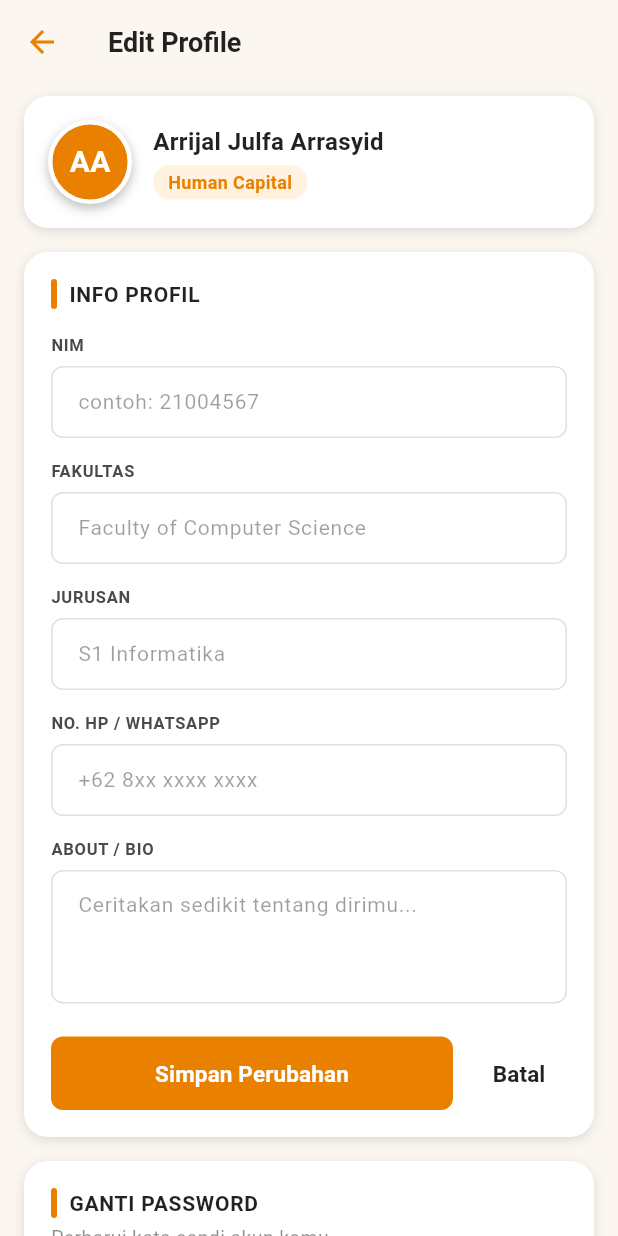
After one commit to Digital-Talent-Center/DTC-Mobile, a Flutter app: the ProfileEditScreen screen opened directly, on a phone screen of 412 x 824 dp. The commit adds this screen. Run offline on Flutter 3.47's test engine with Material 3 defaults, Android fonts, the phone set to English and light mode, and no system bars; our stand-ins replace file_picker.

Commit message:
Create Edit-Profile_screen page

```diff
--- /dev/null
+++ b/lib/screens/profile-edit.dart
@@ -0,0 +1,493 @@
+import 'package:flutter/material.dart';
+
+class ProfileEditScreen extends StatefulWidget {
+  const ProfileEditScreen({Key? key}) : super(key: key);
+
+  @override
+  State<ProfileEditScreen> createState() => _ProfileEditScreenState();
+}
+
+class _ProfileEditScreenState extends State<ProfileEditScreen> {
+  // Form 1 controllers
+  final TextEditingController _nimController = TextEditingController();
+  final TextEditingController _fakultasController = TextEditingController();
+  final TextEditingController _jurusanController = TextEditingController();
+  final TextEditingController _phoneController = TextEditingController();
+  final TextEditingController _bioController = TextEditingController();
+
+  // Form 2 controllers
+  final TextEditingController _oldPassController = TextEditingController();
+  final TextEditingController _newPassController = TextEditingController();
+  final TextEditingController _confirmPassController = TextEditingController();
+
+  // Password visibility state
+  bool _showOldPass = false;
+  bool _showNewPass = false;
+  bool _showConfirmPass = false;
+
+  // Dummy user data
+  final String _firstName = 'Arrijal Julfa';
+  final String _lastName = 'Arrasyid';
+  final String _status = 'Human Capital';
+
+  String get _initials {
+    final fi = _firstName.isNotEmpty ? _firstName[0] : '';
+    final li = _lastName.isNotEmpty ? _lastName[0] : '';
+    return '$fi$li'.toUpperCase();
+  }
+
+  @override
+  void dispose() {
+    _nimController.dispose();
+    _fakultasController.dispose();
+    _jurusanController.dispose();
+    _phoneController.dispose();
+    _bioController.dispose();
+    _oldPassController.dispose();
+    _newPassController.dispose();
+    _confirmPassController.dispose();
+    super.dispose();
+  }
+
+  void _showSnackBar(String message) {
+    ScaffoldMessenger.of(context).showSnackBar(
+      SnackBar(
+        content: Text(message),
+        backgroundColor: const Color(0xFFEA8000),
+        behavior: SnackBarBehavior.floating,
+        shape: RoundedRectangleBorder(borderRadius: BorderRadius.circular(8)),
+      ),
+    );
+  }
+
+  @override
+  Widget build(BuildContext context) {
+    return Scaffold(
+      backgroundColor: const Color(0xFFFBF6F0),
+      appBar: AppBar(
+        backgroundColor: const Color(0xFFFBF6F0),
+        elevation: 0,
+        leading: IconButton(
+          icon: const Icon(Icons.arrow_back, color: Color(0xFFEA8000)),
+          onPressed: () => Navigator.pop(context),
+        ),
+        title: const Text(
+          'Edit Profile',
+          style: TextStyle(
+            color: Colors.black87,
+            fontWeight: FontWeight.bold,
+            fontSize: 18,
+          ),
+        ),
+      ),
+      body: SingleChildScrollView(
+        child: Padding(
+          padding: const EdgeInsets.symmetric(horizontal: 16),
+          child: Column(
+            children: [
+              const SizedBox(height: 8),
+              _buildUserHeader(),
+              const SizedBox(height: 16),
+              _buildProfileForm(),
+              const SizedBox(height: 16),
+              _buildPasswordForm(),
+              const SizedBox(height: 24),
+            ],
+          ),
+        ),
+      ),
+    );
+  }
+
+  Widget _buildUserHeader() {
+    return Container(
+      width: double.infinity,
+      padding: const EdgeInsets.all(16),
+      decoration: BoxDecoration(
+        color: Colors.white,
+        borderRadius: BorderRadius.circular(16),
+        boxShadow: const [
+          BoxShadow(color: Colors.black12, blurRadius: 6, offset: Offset(0, 2)),
+        ],
+      ),
+      child: Row(
+        children: [
+          Container(
+            width: 56,
+            height: 56,
+            decoration: BoxDecoration(
+              shape: BoxShape.circle,
+              color: const Color(0xFFEA8000),
+              border: Border.all(color: Colors.white, width: 3),
+              boxShadow: const [
+                BoxShadow(color: Colors.black26, blurRadius: 6, offset: Offset(0, 3)),
+              ],
+            ),
+            child: Center(
+              child: Text(
+                _initials,
+                style: const TextStyle(
+                  color: Colors.white,
+                  fontWeight: FontWeight.bold,
+                  fontSize: 20,
+                ),
+              ),
+            ),
+          ),
+          const SizedBox(width: 14),
+          Column(
+            crossAxisAlignment: CrossAxisAlignment.start,
+            children: [
+              Text(
+                '$_firstName $_lastName',
+                style: const TextStyle(
+                  fontWeight: FontWeight.bold,
+                  fontSize: 16,
+                  color: Colors.black87,
+                ),
+              ),
+              const SizedBox(height: 4),
+              Container(
+                padding: const EdgeInsets.symmetric(horizontal: 10, vertical: 3),
+                decoration: BoxDecoration(
+                  color: const Color(0xFFFFF3E0),
+                  borderRadius: BorderRadius.circular(20),
+                ),
+                child: Text(
+                  _status,
+                  style: const TextStyle(
+                    fontSize: 12,
+                    fontWeight: FontWeight.w600,
+                    color: Color(0xFFEA8000),
+                  ),
+                ),
+              ),
+            ],
+          ),
+        ],
+      ),
+    );
+  }
+
+  Widget _buildProfileForm() {
+    return Container(
+      width: double.infinity,
+      padding: const EdgeInsets.all(18),
+      decoration: BoxDecoration(
+        color: Colors.white,
+        borderRadius: BorderRadius.circular(16),
+        boxShadow: const [
+          BoxShadow(color: Colors.black12, blurRadius: 6, offset: Offset(0, 2)),
+        ],
+      ),
+      child: Column(
+        crossAxisAlignment: CrossAxisAlignment.start,
+        children: [
+          _buildSectionHeader('INFO PROFIL'),
+          const SizedBox(height: 16),
+          _buildField('NIM', _nimController, hintText: 'contoh: 21004567'),
+          _buildField('FAKULTAS', _fakultasController, hintText: 'Faculty of Computer Science'),
+          _buildField('JURUSAN', _jurusanController, hintText: 'S1 Informatika'),
+          _buildField('NO. HP / WHATSAPP', _phoneController, hintText: '+62 8xx xxxx xxxx'),
+          _buildTextArea('ABOUT / BIO', _bioController, hintText: 'Ceritakan sedikit tentang dirimu...'),
+          const SizedBox(height: 8),
+          Row(
+            children: [
+              Expanded(
+                child: ElevatedButton(
+                  onPressed: () => _showSnackBar('Profil berhasil disimpan'),
+                  style: ElevatedButton.styleFrom(
+                    backgroundColor: const Color(0xFFEA8000),
+                    foregroundColor: Colors.white,
+                    padding: const EdgeInsets.symmetric(vertical: 14),
+                    shape: RoundedRectangleBorder(
+                      borderRadius: BorderRadius.circular(8),
+                    ),
+                    elevation: 0,
+                  ),
+                  child: const Text(
+                    'Simpan Perubahan',
+                    style: TextStyle(fontWeight: FontWeight.bold, fontSize: 15),
+                  ),
+                ),
+              ),
+              const SizedBox(width: 12),
+              TextButton(
+                onPressed: () => Navigator.pop(context),
+                child: const Text(
+                  'Batal',
+                  style: TextStyle(
+                    color: Colors.black87,
+                    fontWeight: FontWeight.w600,
+                    fontSize: 15,
+                  ),
+                ),
+              ),
+            ],
+          ),
+        ],
+      ),
+    );
+  }
+
+  Widget _buildPasswordForm() {
+    return Container(
+      width: double.infinity,
+      padding: const EdgeInsets.all(18),
+      decoration: BoxDecoration(
+        color: Colors.white,
+        borderRadius: BorderRadius.circular(16),
+        boxShadow: const [
+          BoxShadow(color: Colors.black12, blurRadius: 6, offset: Offset(0, 2)),
+        ],
+      ),
+      child: Column(
+        crossAxisAlignment: CrossAxisAlignment.start,
+        children: [
+          _buildSectionHeader('GANTI PASSWORD'),
+          const SizedBox(height: 4),
+          const Text(
+            'Perbarui kata sandi akun kamu.',
+            style: TextStyle(fontSize: 13, color: Colors.black45),
+          ),
+          const SizedBox(height: 16),
+          _buildPasswordField(
+            'PASSWORD LAMA',
+            _oldPassController,
+            'Masukkan password saat ini',
+            _showOldPass,
+            () => setState(() => _showOldPass = !_showOldPass),
+          ),
+          _buildPasswordField(
+            'PASSWORD BARU',
+            _newPassController,
+            'Masukkan password baru',
+            _showNewPass,
+            () => setState(() => _showNewPass = !_showNewPass),
+          ),
+          _buildPasswordField(
+            'KONFIRMASI PASSWORD',
+            _confirmPassController,
+            'Konfirmasi password baru',
+            _showConfirmPass,
+            () => setState(() => _showConfirmPass = !_showConfirmPass),
+          ),
+          const SizedBox(height: 8),
+          SizedBox(
+            width: double.infinity,
+            child: ElevatedButton(
+              onPressed: () {
+                if (_oldPassController.text.isEmpty ||
+                    _newPassController.text.isEmpty ||
+                    _confirmPassController.text.isEmpty) {
+                  _showSnackBar('Harap isi semua field password');
+                  return;
+                }
+                if (_newPassController.text != _confirmPassController.text) {
+                  _showSnackBar('Password baru dan konfirmasi tidak cocok');
+                  return;
+                }
+                _showSnackBar('Password berhasil diubah');
+              },
+              style: ElevatedButton.styleFrom(
+                backgroundColor: const Color(0xFF1A1D20),
+                foregroundColor: Colors.white,
+                padding: const EdgeInsets.symmetric(vertical: 14),
+                shape: RoundedRectangleBorder(
+                  borderRadius: BorderRadius.circular(8),
+                ),
+                elevation: 0,
+              ),
+              child: const Text(
+                'Simpan Password',
+                style: TextStyle(fontWeight: FontWeight.bold, fontSize: 15),
+              ),
+            ),
+          ),
+        ],
+      ),
+    );
+  }
+
+  Widget _buildSectionHeader(String title) {
+    return Row(
+      children: [
+        Container(
+          width: 4,
+          height: 20,
+          decoration: BoxDecoration(
+            color: const Color(0xFFEA8000),
+            borderRadius: BorderRadius.circular(2),
+          ),
+        ),
+        const SizedBox(width: 8),
+        Text(
+          title,
+          style: const TextStyle(
+            fontWeight: FontWeight.bold,
+            fontSize: 14,
+            color: Colors.black87,
+            letterSpacing: 0.5,
+          ),
+        ),
+      ],
+    );
+  }
+
+  Widget _buildField(
+    String label,
+    TextEditingController controller, {
+    String hintText = '',
+  }) {
+    return Padding(
+      padding: const EdgeInsets.only(bottom: 14),
+      child: Column(
+        crossAxisAlignment: CrossAxisAlignment.start,
+        children: [
+          Text(
+            label,
+            style: const TextStyle(
+              fontSize: 11,
+              fontWeight: FontWeight.bold,
+              color: Color(0xFF4A4A4A),
+              letterSpacing: 0.5,
+            ),
+          ),
+          const SizedBox(height: 6),
+          TextFormField(
+            controller: controller,
+            style: const TextStyle(fontSize: 14, color: Colors.black87),
+            decoration: InputDecoration(
+              hintText: hintText,
+              hintStyle: const TextStyle(color: Colors.black38, fontSize: 14),
+              filled: true,
+              fillColor: Colors.white,
+              contentPadding: const EdgeInsets.symmetric(horizontal: 14, vertical: 13),
+              border: OutlineInputBorder(
+                borderRadius: BorderRadius.circular(8),
+                borderSide: const BorderSide(color: Color(0xFFE0E0E0)),
+              ),
+              enabledBorder: OutlineInputBorder(
+                borderRadius: BorderRadius.circular(8),
+                borderSide: const BorderSide(color: Color(0xFFE0E0E0)),
+              ),
+              focusedBorder: OutlineInputBorder(
+                borderRadius: BorderRadius.circular(8),
+                borderSide: const BorderSide(color: Color(0xFFEA8000)),
+              ),
+            ),
+          ),
+        ],
+      ),
+    );
+  }
+
+  Widget _buildTextArea(
+    String label,
+    TextEditingController controller, {
+    String hintText = '',
+  }) {
+    return Padding(
+      padding: const EdgeInsets.only(bottom: 14),
+      child: Column(
+        crossAxisAlignment: CrossAxisAlignment.start,
+        children: [
+          Text(
+            label,
+            style: const TextStyle(
+              fontSize: 11,
+              fontWeight: FontWeight.bold,
+              color: Color(0xFF4A4A4A),
+              letterSpacing: 0.5,
+            ),
+          ),
+          const SizedBox(height: 6),
+          TextFormField(
+            controller: controller,
+            maxLines: 4,
+            minLines: 3,
+            style: const TextStyle(fontSize: 14, color: Colors.black87),
+            decoration: InputDecoration(
+              hintText: hintText,
+              hintStyle: const TextStyle(color: Colors.black38, fontSize: 14),
+              filled: true,
+              fillColor: Colors.white,
+              contentPadding: const EdgeInsets.symmetric(horizontal: 14, vertical: 13),
+              border: OutlineInputBorder(
+                borderRadius: BorderRadius.circular(8),
+                borderSide: const BorderSide(color: Color(0xFFE0E0E0)),
+              ),
+              enabledBorder: OutlineInputBorder(
+                borderRadius: BorderRadius.circular(8),
+                borderSide: const BorderSide(color: Color(0xFFE0E0E0)),
+              ),
+              focusedBorder: OutlineInputBorder(
+                borderRadius: BorderRadius.circular(8),
+                borderSide: const BorderSide(color: Color(0xFFEA8000)),
+              ),
+            ),
+          ),
+        ],
+      ),
+    );
+  }
+
+  Widget _buildPasswordField(
+    String label,
+    TextEditingController controller,
+    String hintText,
+    bool obscure,
+    VoidCallback onToggle,
+  ) {
+    return Padding(
+      padding: const EdgeInsets.only(bottom: 14),
+      child: Column(
+        crossAxisAlignment: CrossAxisAlignment.start,
+        children: [
+          Text(
+            label,
+            style: const TextStyle(
+              fontSize: 11,
+              fontWeight: FontWeight.bold,
+              color: Color(0xFF4A4A4A),
+              letterSpacing: 0.5,
+            ),
+          ),
+          const SizedBox(height: 6),
+          TextFormField(
+            controller: controller,
+            obscureText: obscure,
+            style: const TextStyle(fontSize: 14, color: Colors.black87),
+            decoration: InputDecoration(
+              hintText: hintText,
+              hintStyle: const TextStyle(color: Colors.black38, fontSize: 14),
+              filled: true,
+              fillColor: Colors.white,
+              contentPadding: const EdgeInsets.symmetric(horizontal: 14, vertical: 13),
+              suffixIcon: IconButton(
+                icon: Icon(
+                  obscure ? Icons.visibility_outlined : Icons.visibility_off_outlined,
+                  color: Colors.black45,
+                  size: 20,
+                ),
+                onPressed: onToggle,
+              ),
+              border: OutlineInputBorder(
+                borderRadius: BorderRadius.circular(8),
+                borderSide: const BorderSide(color: Color(0xFFE0E0E0)),
+              ),
+              enabledBorder: OutlineInputBorder(
+                borderRadius: BorderRadius.circular(8),
+                borderSide: const BorderSide(color: Color(0xFFE0E0E0)),
+              ),
+              focusedBorder: OutlineInputBorder(
+                borderRadius: BorderRadius.circular(8),
+                borderSide: const BorderSide(color: Color(0xFFEA8000)),
+              ),
+            ),
+          ),
+        ],
+      ),
+    );
+  }
+}
--- a/lib/screens/profile_screen.dart
+++ b/lib/screens/profile_screen.dart
@@ -1,6 +1,7 @@
 import 'package:flutter/material.dart';
 import '../widgets/bottom_navbar.dart';
 import 'activities_screen.dart';
+import 'profile-edit.dart';
 
 class ProfileScreen extends StatefulWidget {
   const ProfileScreen({Key? key}) : super(key: key);
@@ -228,7 +229,12 @@ class _ProfileScreenState extends State<ProfileScreen> {
                     right: 12,
                     child: ElevatedButton.icon(
                       onPressed: () {
-                        // TODO: Navigate to edit profile
+                        Navigator.push(
+                          context,
+                          MaterialPageRoute(
+                            builder: (_) => const ProfileEditScreen(),
+                          ),
+                        );
                       },
                       style: ElevatedButton.styleFrom(
                         backgroundColor: const Color(0xFFF5B800),
@@ -402,7 +408,7 @@ class _ProfileScreenState extends State<ProfileScreen> {
                   style: TextStyle(
                     fontWeight: FontWeight.bold,
                     fontSize: 17,
-                    color: Color(0xFFEA8000),
+                    color: Colors.black87,
                   ),
                 ),
                 const Spacer(),
```
